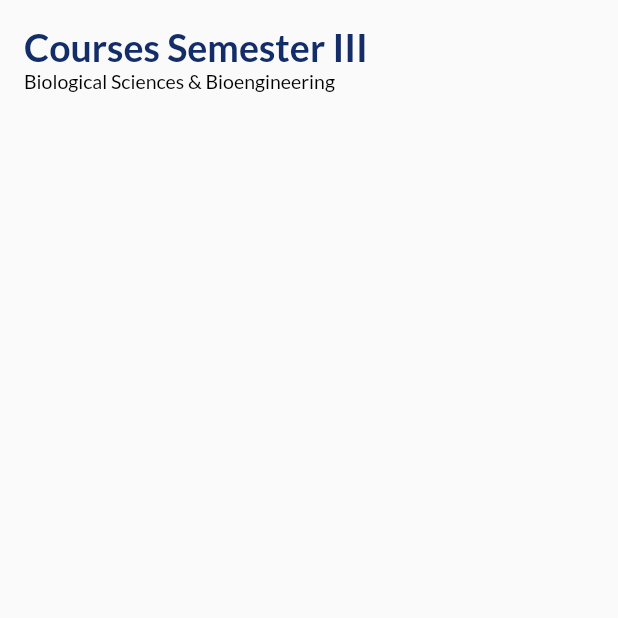
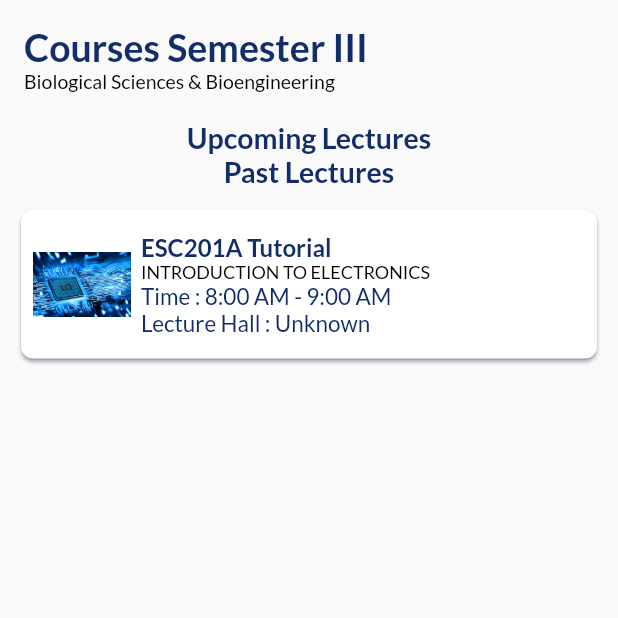
Before and after one commit to ykdromar/Course-Schedule, a Flutter app: the screen it shows after launch, on a phone screen of 412 x 824 dp, the top half of it. Run offline on Flutter 3.47's test engine with Material 2 defaults, Android fonts, the phone set to English and light mode, and no system bars; our stand-ins replace google_fonts.

Commit message:
added upcoming and past lectures

```diff
--- a/lib/main.dart
+++ b/lib/main.dart
@@ -10,6 +10,7 @@ class myApp extends StatelessWidget{
   @override
   Widget build(BuildContext context){
     return MaterialApp(
+      debugShowCheckedModeBanner: false,
       home: CoursePage(),
       theme: Themes.myTheme,
 
--- a/lib/screens/CoursePage.dart
+++ b/lib/screens/CoursePage.dart
@@ -57,7 +57,25 @@ class _CoursePageState extends State<CoursePage> {
                   Header(),
 
                   SizedBox(height: 2,),
+                  Text("Upcoming Lectures",
+                    style: TextStyle(
+                      fontWeight: FontWeight.bold,
+                      fontSize: 19,
+                      color: Themes.darkBlue,
+
+                    ),
+                  ),
                   courseList(),
+                  Text("Past Lectures",
+                    style: TextStyle(
+                      fontWeight: FontWeight.bold,
+                      fontSize: 19,
+                      color: Themes.darkBlue,
+
+                    ),
+                  ),
+                  courseListPast()
+
 
                 ],
               ),
@@ -106,23 +124,46 @@ class Header extends StatelessWidget{
 
 
 class courseList extends StatelessWidget {
-  var list=CourseModel.courseList.where((element) => (element.hour!>int.parse(DateFormat('H').format(DateTime.now())))).toList();
+  var list=CourseModel.courseList.where((element) => (element.hour!>=int.parse(DateFormat('H').format(DateTime.now())))).toList();
+
+  @override
+  Widget build(BuildContext context){
+    return Container(
+
+      child:ListView.builder(
+        shrinkWrap: true,
+          itemCount:list.length,
+          itemBuilder: (context,index){
+          return CourseTile(course: list[index]);
+
+
+
+
+  },
+      )
+    );
+
+  }
+}
+
+class courseListPast extends StatelessWidget {
+  var list=CourseModel.courseList.where((element) => (element.hour!<int.parse(DateFormat('H').format(DateTime.now())))).toList();
 
   @override
   Widget build(BuildContext context){
     return Expanded(
       child: Container(
-        child:ListView.builder(
-          shrinkWrap: true,
+          child:ListView.builder(
+            shrinkWrap: true,
             itemCount:list.length,
             itemBuilder: (context,index){
-            return CourseTile(course: list[index]);
+              return CourseTile(course: list[index]);
 
 
 
 
-  },
-        )
+            },
+          )
       ),
     );
 
--- a/lib/utils/courseModel.dart
+++ b/lib/utils/courseModel.dart
@@ -6,14 +6,16 @@ class Course {
   String? image;
   String? time;
   int? hour;
-  Course({this.code,this.name,this.image,this.time,this.hour});
+  String? lh;
+  Course({this.code,this.name,this.image,this.time,this.hour,this.lh});
   factory Course.fromMap(Map<String,dynamic>map){
     return Course(
       code: map["code"],
       name: map["name"],
       image: map["image"],
         time:map["time"],
-        hour: map["hour"]
+        hour: map["hour"],
+        lh:map["lh"]
 
     );
   }
@@ -22,7 +24,8 @@ class Course {
     "name":name,
     "image":image,
     "time":time,
-    "hour":hour
+    "hour":hour,
+    "lh":lh
   };
 
 }
--- a/lib/utils/courseTile.dart
+++ b/lib/utils/courseTile.dart
@@ -60,6 +60,12 @@ shadowColor: Themes.darkBlue,
                           fontSize: 15,
                           color: Themes.darkBlue,
                         ),
+                      ),
+                      Text("Lecture Hall : ${course.lh}",
+                        style: TextStyle(
+                          fontSize: 15,
+                          color: Themes.darkBlue,
+                        ),
                       )
                     ],
                   ),
--- a/pubspec.yaml
+++ b/pubspec.yaml
@@ -51,7 +51,8 @@ dev_dependencies:
 
 flutter_icons:
   android: true
-  image_path: "assets/images/bio_logo.jpg"
+  ios: true
+  image_path_android: "assets/images/bio_logo.jpg"
 
 # For information on the generic Dart part of this file, see the
 # following page: https://dart.dev/tools/pub/pubspec
```
Also changed, not shown: assets/files/courses.json (+28 -14 lines), 5 other files.
